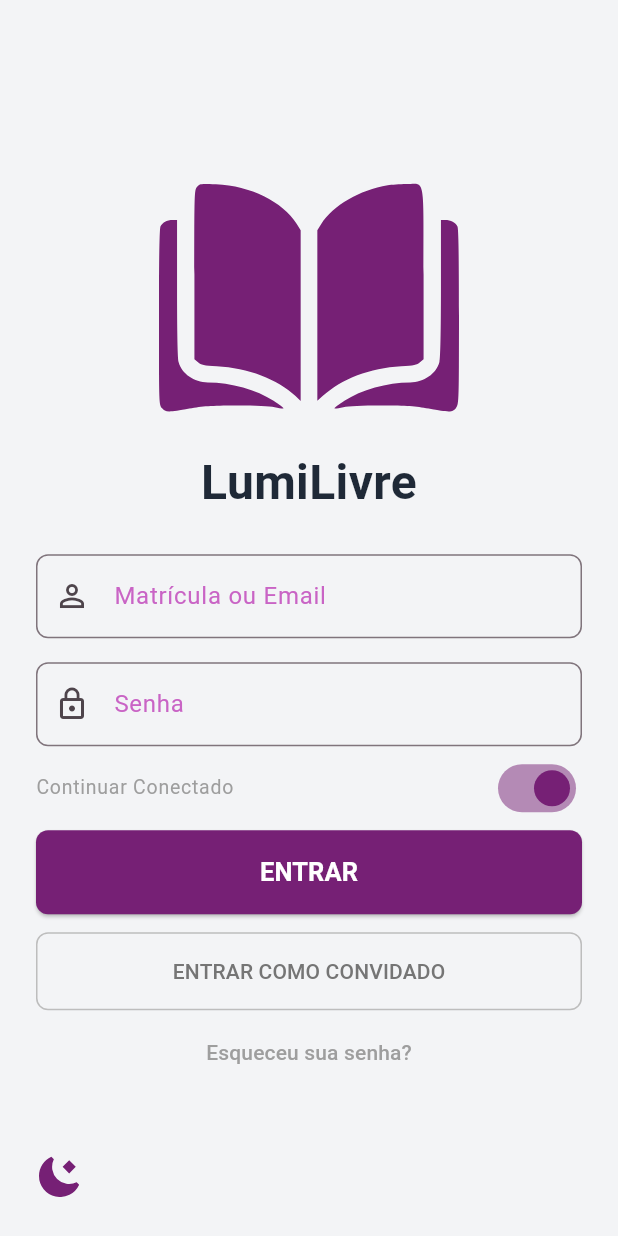
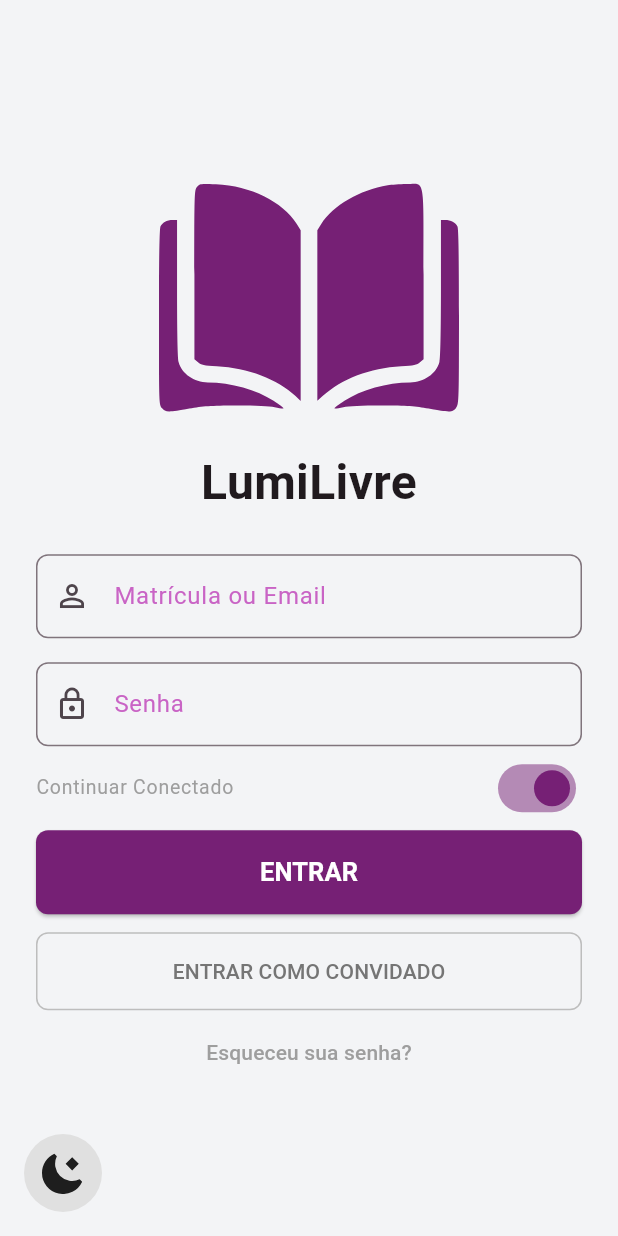
Before and after one commit to TCC-DS-2025/lumilivre-mobile, a Flutter app: the screen it shows after launch, on a phone screen of 412 x 824 dp. Run offline on Flutter 3.47's test engine with Material 3 defaults, Android fonts, the light colour scheme and no system bars; our stand-ins replace flutter_svg, shared_preferences; accounts and stored records are empty.

Commit message:
feat: implement toggle theme

```diff
--- a/lib/main.dart
+++ b/lib/main.dart
@@ -2,14 +2,18 @@ import 'package:flutter/material.dart';
 import 'package:provider/provider.dart';
 
 import 'package:lumilivre_app/providers/auth.dart';
+import 'package:lumilivre_app/providers/theme.dart';
 import 'package:lumilivre_app/screens/auth/login.dart';
 import 'package:lumilivre_app/screens/home.dart';
 import 'package:lumilivre_app/utils/constants.dart';
 
 void main() {
   runApp(
-    ChangeNotifierProvider(
-      create: (context) => AuthProvider(),
+    MultiProvider(
+      providers: [
+        ChangeNotifierProvider(create: (context) => AuthProvider()),
+        ChangeNotifierProvider(create: (context) => ThemeProvider()),
+      ],
       child: const LumiLivreApp(),
     ),
   );
@@ -20,42 +24,18 @@ class LumiLivreApp extends StatelessWidget {
 
   @override
   Widget build(BuildContext context) {
-    return Consumer<AuthProvider>(
-      builder: (context, auth, _) => MaterialApp(
+    return Consumer2<AuthProvider, ThemeProvider>(
+      builder: (context, auth, themeProvider, _) => MaterialApp(
         title: 'LumiLivre',
         debugShowCheckedModeBanner: false,
-        theme: ThemeData(
-          primaryColor: LumiLivreTheme.primary,
-          scaffoldBackgroundColor: LumiLivreTheme.background,
-          colorScheme: ColorScheme.fromSeed(seedColor: LumiLivreTheme.primary),
 
-          elevatedButtonTheme: ElevatedButtonThemeData(
-            style: ElevatedButton.styleFrom(
-              backgroundColor: LumiLivreTheme.primary,
-              foregroundColor: Colors.white,
-              shape: RoundedRectangleBorder(
-                borderRadius: BorderRadius.circular(8),
-              ),
-              padding: const EdgeInsets.symmetric(vertical: 16),
-            ),
-          ),
-
-          inputDecorationTheme: InputDecorationTheme(
-            border: OutlineInputBorder(borderRadius: BorderRadius.circular(8)),
-            focusedBorder: OutlineInputBorder(
-              borderRadius: BorderRadius.circular(8),
-              borderSide: const BorderSide(
-                color: LumiLivreTheme.primary,
-                width: 2.0,
-              ),
-            ),
-            labelStyle: const TextStyle(color: LumiLivreTheme.label),
-          ),
-        ),
+        theme: LumiLivreTheme.lightTheme,
+        darkTheme: LumiLivreTheme.darkTheme,
+        themeMode: themeProvider.currentTheme,
 
         home: auth.isAuthenticated || auth.isGuest
             ? const HomeScreen()
-            : LoginScreen(),
+            : const LoginScreen(),
       ),
     );
   }
--- /dev/null
+++ b/lib/providers/theme.dart
@@ -0,0 +1,20 @@
+import 'package:flutter/material.dart';
+
+enum ThemeModeOption { light, dark }
+
+class ThemeProvider with ChangeNotifier {
+  ThemeModeOption _themeMode = ThemeModeOption.light;
+
+  ThemeMode get currentTheme =>
+      _themeMode == ThemeModeOption.light ? ThemeMode.light : ThemeMode.dark;
+
+  bool get isDarkMode => _themeMode == ThemeModeOption.dark;
+
+  void toggleTheme() {
+    _themeMode = _themeMode == ThemeModeOption.light
+        ? ThemeModeOption.dark
+        : ThemeModeOption.light;
+
+    notifyListeners();
+  }
+}
--- a/lib/screens/auth/login.dart
+++ b/lib/screens/auth/login.dart
@@ -2,10 +2,10 @@ import 'package:flutter/material.dart';
 import 'package:flutter_svg/flutter_svg.dart';
 import 'package:provider/provider.dart';
 
-import 'package:lumilivre_app/services/api.dart';
 import 'package:lumilivre_app/utils/constants.dart';
 import 'package:lumilivre_app/screens/auth/forgot_password.dart';
 import 'package:lumilivre_app/providers/auth.dart';
+import 'package:lumilivre_app/providers/theme.dart';
 
 class LoginScreen extends StatefulWidget {
   const LoginScreen({super.key});
@@ -17,7 +17,6 @@ class LoginScreen extends StatefulWidget {
 class _LoginScreenState extends State<LoginScreen>
     with SingleTickerProviderStateMixin {
   final _formKey = GlobalKey<FormState>();
-  final _apiService = ApiService();
   final _userController = TextEditingController();
   final _passwordController = TextEditingController();
 
@@ -105,7 +104,6 @@ class _LoginScreenState extends State<LoginScreen>
                           style: TextStyle(
                             fontSize: 32,
                             fontWeight: FontWeight.bold,
-                            color: LumiLivreTheme.text,
                           ),
                         ),
                         const SizedBox(height: 25),
@@ -186,9 +184,9 @@ class _LoginScreenState extends State<LoginScreen>
                           style: OutlinedButton.styleFrom(
                             foregroundColor: Colors.grey[600],
                             side: BorderSide(color: Colors.grey.shade400),
-                            padding: const EdgeInsets.symmetric(vertical: 16.0),
+                            padding: const EdgeInsets.symmetric(vertical: 16),
                             shape: RoundedRectangleBorder(
-                              borderRadius: BorderRadius.circular(8.0),
+                              borderRadius: BorderRadius.circular(8),
                             ),
                           ),
                           child: const Text('ENTRAR COMO CONVIDADO'),
@@ -219,17 +217,50 @@ class _LoginScreenState extends State<LoginScreen>
             ),
           ),
 
-          Positioned(
-            left: 16,
-            bottom: 16,
-            // backgroundColor: Colors.grey, // ajustar (bg cinza e ao clickar no botão fica cinza mais escuro)
-            child: IconButton(
-              icon: SvgPicture.asset('assets/icons/moon.svg', height: 28),
-              onPressed: () {
-                // TODO: lógica troca de tema
-                print('Trocar tema');
-              },
-            ),
+          Consumer<ThemeProvider>(
+            builder: (context, themeProvider, child) {
+              final buttonBackgroundColor = themeProvider.isDarkMode
+                  ? Colors.grey.shade800
+                  : Colors.grey.shade300;
+
+              return Positioned(
+                left: 16,
+                bottom: 16,
+                child: Material(
+                  color: buttonBackgroundColor,
+                  borderRadius: BorderRadius.circular(50),
+                  child: InkWell(
+                    borderRadius: BorderRadius.circular(50),
+                    onTap: () {
+                      themeProvider.toggleTheme();
+                    },
+                    child: Padding(
+                      padding: const EdgeInsets.all(12.0),
+                      child: AnimatedSwitcher(
+                        duration: const Duration(milliseconds: 300),
+                        transitionBuilder: (child, animation) {
+                          return FadeTransition(
+                            opacity: animation,
+                            child: child,
+                          );
+                        },
+                        child: SvgPicture.asset(
+                          themeProvider.isDarkMode
+                              ? 'assets/icons/sun.svg'
+                              : 'assets/icons/moon.svg',
+                          key: ValueKey(themeProvider.isDarkMode),
+                          height: 28,
+                          colorFilter: ColorFilter.mode(
+                            Theme.of(context).iconTheme.color!,
+                            BlendMode.srcIn,
+                          ),
+                        ),
+                      ),
+                    ),
+                  ),
+                ),
+              );
+            },
           ),
         ],
       ),
--- a/lib/utils/constants.dart
+++ b/lib/utils/constants.dart
@@ -4,8 +4,74 @@ import 'package:flutter/material.dart';
 const String apiBaseUrl = 'http://10.0.2.2:8080';
 
 class LumiLivreTheme {
+  // cores do tema claro
   static const Color primary = Color(0xFF762075);
-  static const Color background = Color(0xFFF3F4F6);
-  static const Color text = Color(0xFF1F2937);
   static const Color label = Color(0xFFC964C5);
+  static const Color lightBackground = Color(0xFFF3F4F6);
+  static const Color lightText = Color(0xFF1F2937);
+  static const Color lightCard = Colors.white;
+
+  // cores do tema escuro
+  static const Color darkBackground = Color(0xFF111827);
+  static const Color darkText = Colors.white;
+  static const Color darkCard = Color(0xFF1F2937);
+
+  // tema claro
+  static final ThemeData lightTheme = ThemeData(
+    brightness: Brightness.light,
+    primaryColor: primary,
+    scaffoldBackgroundColor: lightBackground,
+    colorScheme: ColorScheme.fromSeed(
+      seedColor: primary,
+      brightness: Brightness.light,
+    ),
+    elevatedButtonTheme: ElevatedButtonThemeData(
+      style: ElevatedButton.styleFrom(
+        backgroundColor: primary,
+        foregroundColor: Colors.white,
+        shape: RoundedRectangleBorder(borderRadius: BorderRadius.circular(8.0)),
+        padding: const EdgeInsets.symmetric(vertical: 16.0),
+      ),
+    ),
+    inputDecorationTheme: InputDecorationTheme(
+      border: OutlineInputBorder(borderRadius: BorderRadius.circular(8.0)),
+      focusedBorder: OutlineInputBorder(
+        borderRadius: BorderRadius.circular(8.0),
+        borderSide: const BorderSide(color: primary, width: 2.0),
+      ),
+      labelStyle: const TextStyle(color: label),
+    ),
+  );
+
+  // tema escuro
+  static final ThemeData darkTheme = ThemeData(
+    brightness: Brightness.dark,
+    primaryColor: primary,
+    scaffoldBackgroundColor: darkBackground,
+    colorScheme: ColorScheme.fromSeed(
+      seedColor: primary,
+      brightness: Brightness.dark,
+    ),
+    elevatedButtonTheme: ElevatedButtonThemeData(
+      style: ElevatedButton.styleFrom(
+        backgroundColor: primary,
+        foregroundColor: Colors.white,
+        shape: RoundedRectangleBorder(borderRadius: BorderRadius.circular(8.0)),
+        padding: const EdgeInsets.symmetric(vertical: 16.0),
+      ),
+    ),
+    inputDecorationTheme: InputDecorationTheme(
+      filled: true,
+      fillColor: darkCard,
+      border: OutlineInputBorder(
+        borderRadius: BorderRadius.circular(8.0),
+        borderSide: BorderSide.none,
+      ),
+      focusedBorder: OutlineInputBorder(
+        borderRadius: BorderRadius.circular(8.0),
+        borderSide: const BorderSide(color: primary, width: 2.0),
+      ),
+      labelStyle: const TextStyle(color: label),
+    ),
+  );
 }
```
Also changed, not shown: lib/screens/auth/change_password.dart (+76 -27 lines), lib/screens/auth/forgot_password.dart (+26 -6 lines), lib/services/api.dart (+62 -0 lines).
